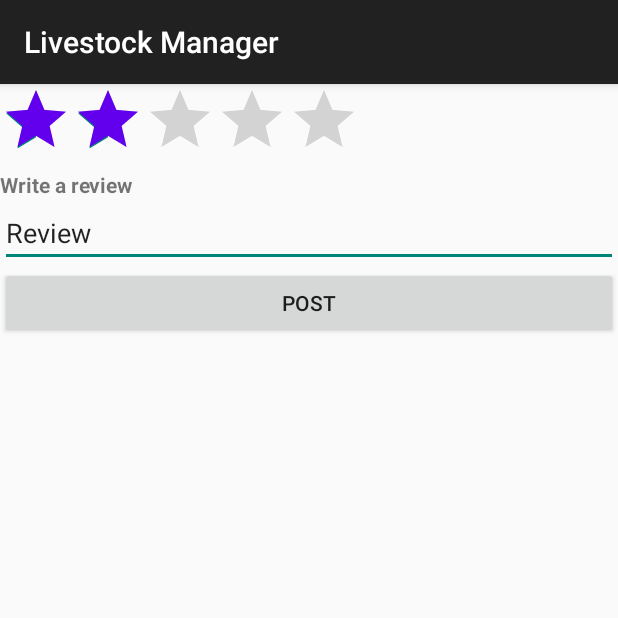
After one commit to JuliusElvis/Animal_health_management_android_application, an Android app: the appRating screen opened directly, with no data from a screen before it, on a phone screen of 412 x 824 dp, the top half of it. The commit adds this screen. Run offline under Robolectric (Android 15) with nearby library versions, the phone set to English and light mode, and no system bars.

Commit message:
First Commit

```diff
--- a/app/src/main/AndroidManifest.xml
+++ b/app/src/main/AndroidManifest.xml
@@ -15,7 +15,8 @@
         android:supportsRtl="true"
         android:theme="@style/Theme.AppCompat.Light.DarkActionBar"
         android:usesCleartextTraffic="true">
-        <activity android:name=".activities.diseaseDisplay"></activity>
+        <activity android:name=".activities.appRating"></activity>
+        <activity android:name=".activities.diseaseDisplay" />
         <activity android:name=".activities.vetRegInput" />
         <activity android:name=".activities.docProfileActivity" />
         <activity android:name=".activities.LicenseActivity" />
--- /dev/null
+++ b/app/src/main/java/com/example/project/activities/appRating.java
@@ -0,0 +1,58 @@
+package com.example.project.activities;
+
+import androidx.appcompat.app.AppCompatActivity;
+
+import android.os.Bundle;
+import android.widget.Button;
+import android.widget.EditText;
+import android.widget.RatingBar;
+import android.widget.Toast;
+
+import com.example.project.R;
+
+public class appRating extends AppCompatActivity {
+
+    RatingBar ratingBar;
+    int myRating = 0;
+    EditText review;
+    Button btnPost;
+
+    @Override
+    protected void onCreate(Bundle savedInstanceState) {
+        super.onCreate(savedInstanceState);
+        setContentView(R.layout.activity_app_rating);
+
+        ratingBar = findViewById(R.id.ratingBar);
+        review = findViewById(R.id.review);
+        btnPost = findViewById(R.id.btnReview);
+
+        ratingBar.setOnRatingBarChangeListener(new RatingBar.OnRatingBarChangeListener() {
+            @Override
+            public void onRatingChanged(RatingBar ratingBar, float rating, boolean fromUser) {
+                int rated = (int) rating;
+                String message = null;
+
+                myRating = (int)ratingBar.getRating();
+
+                switch (rated){
+                    case 1:
+                        message = "rating 1";
+                        break;
+                    case 2:
+                        message = "rating 2";
+                        break;
+                    case 3:
+                        message = "rating 3";
+                        break;
+                    case 4:
+                        message = "rating 4";
+                        break;
+                    case 5:
+                        message = "rating 5";
+                        break;
+                }
+                Toast.makeText(appRating.this,message,Toast.LENGTH_SHORT).show();
+            }
+        });
+    }
+}
--- /dev/null
+++ b/app/src/main/res/layout/activity_app_rating.xml
@@ -0,0 +1,37 @@
+<?xml version="1.0" encoding="utf-8"?>
+<LinearLayout xmlns:android="http://schemas.android.com/apk/res/android"
+    xmlns:app="http://schemas.android.com/apk/res-auto"
+    xmlns:tools="http://schemas.android.com/tools"
+    android:layout_width="match_parent"
+    android:layout_height="match_parent"
+    android:orientation="vertical"
+    tools:context=".activities.appRating">
+
+    <RatingBar
+        android:layout_width="wrap_content"
+        android:layout_height="wrap_content"
+        android:id="@+id/ratingBar"
+        android:numStars="5"
+        android:rating="2"
+        android:stepSize="1"
+        android:progressTint="@color/colorPrimary"/>
+
+    <TextView
+        android:layout_width="match_parent"
+        android:layout_height="wrap_content"
+        android:text="Write a review"
+        android:textStyle="bold"/>
+
+    <EditText
+        android:layout_width="match_parent"
+        android:layout_height="wrap_content"
+        android:text="Review"
+        android:id="@+id/review" />
+
+    <Button
+        android:layout_width="match_parent"
+        android:layout_height="wrap_content"
+        android:text="Post"
+        android:id="@+id/btnReview"/>
+
+</LinearLayout>
```
Also changed, not shown: app/src/main/java/com/example/project/activities/HelpActivity.java (+31 -1 lines).
